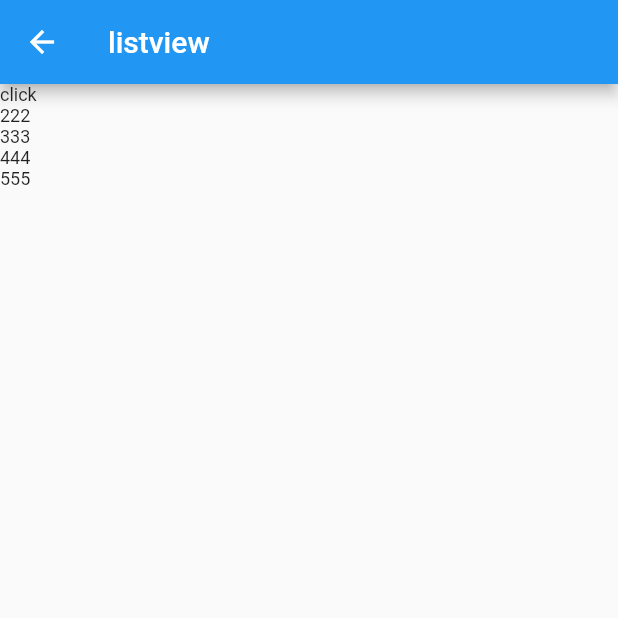
After one commit to Jiyupeng334/flutter_list, a Flutter app: the ListViewPage screen opened directly, after a tap on "111", on a phone screen of 412 x 824 dp, the top half of it. The commit adds this screen. Run offline on Flutter 3.47's test engine with Material 2 defaults, Android fonts, the phone set to English and light mode, and no system bars; our stand-ins replace firebase_messaging, flutter_screenutil, flutter_spinkit; missing offline and left inert: flutter_webview_plugin, sharesdk; accounts and stored records are empty.

Commit message:
测试一些本地回滚

```diff
--- /dev/null
+++ b/lib/list_view.dart
@@ -0,0 +1,56 @@
+import 'package:flutter/material.dart';
+
+class ListViewPage extends StatefulWidget{
+
+
+  @override
+  _ListViewState createState() {
+    // TODO: implement createState
+    return _ListViewState();
+  }
+
+}
+
+
+class _ListViewState extends State<ListViewPage>{
+
+   var data=List();
+
+  @override
+  void initState() {
+    // TODO: implement initState
+    super.initState();
+    data.add("111");
+    data.add("222");
+    data.add("333");
+    data.add("444");
+    data.add("555");
+  }
+
+  @override
+  Widget build(BuildContext context) {
+    // TODO: implement build
+    return Scaffold(
+      appBar: AppBar(title: Text("listview"),),
+      body: ListView.builder(
+          itemBuilder: (context,index){ return adapterItem(context, index);},
+          itemCount: data.length,
+          )
+    );
+  }
+
+  Widget adapterItem(BuildContext context,int index){
+    print("adapterItem");
+    Widget item=InkWell(
+      onTap: (){
+        data[index]="click";
+        setState(() {
+
+        });
+      },
+      child: Text(data[index],style: TextStyle(fontSize: 12),),
+    );
+    return item;
+  }
+
+}
```
Also changed, not shown: lib/dp_test.dart (added, +44 -0 lines), lib/error_test.dart (+15 -14 lines), lib/firebase_message.dart (added, +46 -0 lines), lib/interact_android.dart (+12 -3 lines), lib/list_item.dart (added, +24 -0 lines), lib/main.dart (+42 -11 lines), lib/router.dart (added, +7 -0 lines), lib/share_util.dart (added, +28 -0 lines), lib/webview_test.dart (added, +16 -0 lines), pubspec.yaml (+6 -2 lines), pubspec.lock, 7 other files.
